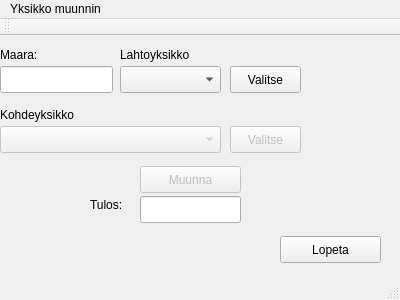
This is palautus-05/paaikkuna.ui in WT26/schoolwork as Qt 5 draws it before an edit. The edited form follows.
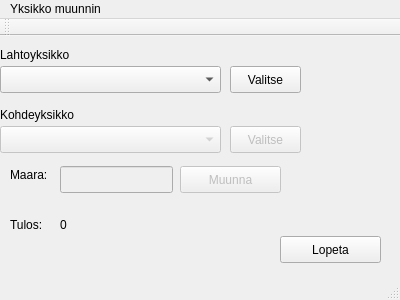
This is the edited form.

```diff
--- a/palautus-05/paaikkuna.ui
+++ b/palautus-05/paaikkuna.ui
@@ -15,10 +15,13 @@
   </property>
   <widget class="QWidget" name="centralWidget">
    <widget class="QLineEdit" name="muutettava_yksikko">
+    <property name="enabled">
+     <bool>false</bool>
+    </property>
     <property name="geometry">
      <rect>
-      <x>0</x>
-      <y>30</y>
+      <x>60</x>
+      <y>130</y>
       <width>113</width>
       <height>27</height>
      </rect>
@@ -46,7 +49,7 @@
     </property>
     <property name="geometry">
      <rect>
-      <x>140</x>
+      <x>180</x>
       <y>130</y>
       <width>101</width>
       <height>27</height>
@@ -59,7 +62,7 @@
    <widget class="QLabel" name="lahto_label">
     <property name="geometry">
      <rect>
-      <x>120</x>
+      <x>0</x>
       <y>10</y>
       <width>101</width>
       <height>17</height>
@@ -82,25 +85,12 @@
      <string>Kohdeyksikko</string>
     </property>
    </widget>
-   <widget class="QLineEdit" name="tulos_yksikko">
-    <property name="geometry">
-     <rect>
-      <x>140</x>
-      <y>160</y>
-      <width>101</width>
-      <height>27</height>
-     </rect>
-    </property>
-    <property name="readOnly">
-     <bool>true</bool>
-    </property>
-   </widget>
    <widget class="QComboBox" name="muutettavat_dropdown">
     <property name="geometry">
      <rect>
-      <x>120</x>
+      <x>0</x>
       <y>30</y>
-      <width>101</width>
+      <width>221</width>
       <height>27</height>
      </rect>
     </property>
@@ -121,8 +111,8 @@
    <widget class="QLabel" name="tulos_label">
     <property name="geometry">
      <rect>
-      <x>90</x>
-      <y>160</y>
+      <x>10</x>
+      <y>180</y>
       <width>41</width>
       <height>17</height>
      </rect>
@@ -163,8 +153,8 @@
    <widget class="QLabel" name="maara_label">
     <property name="geometry">
      <rect>
-      <x>0</x>
-      <y>10</y>
+      <x>10</x>
+      <y>130</y>
       <width>72</width>
       <height>17</height>
      </rect>
@@ -173,6 +163,19 @@
      <string>Maara:</string>
     </property>
    </widget>
+   <widget class="QLabel" name="tulos_maara_label">
+    <property name="geometry">
+     <rect>
+      <x>60</x>
+      <y>180</y>
+      <width>63</width>
+      <height>17</height>
+     </rect>
+    </property>
+    <property name="text">
+     <string>0</string>
+    </property>
+   </widget>
   </widget>
   <widget class="QMenuBar" name="menuBar">
    <property name="geometry">
```
